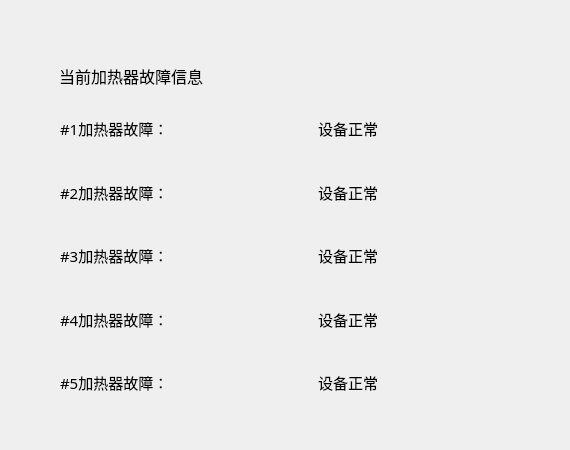
This is cheaterfaultinfo.ui in samier958/heaterClient as Qt 5 draws it before an edit. The edited form follows.
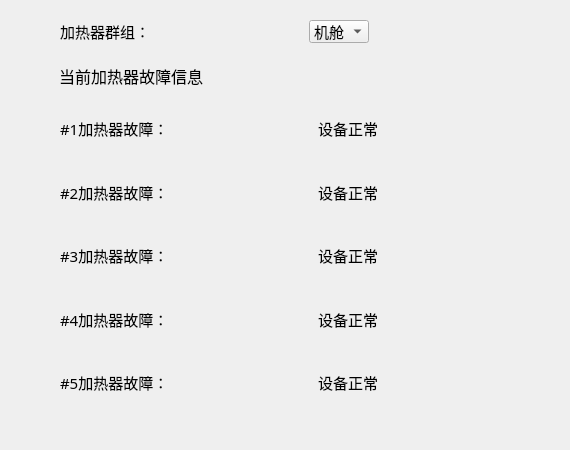
This is the edited form.

Commit message: Add a heater group to the client.

```diff
--- a/cheaterfaultinfo.ui
+++ b/cheaterfaultinfo.ui
@@ -208,6 +208,77 @@
     </item>
    </layout>
   </widget>
+  <widget class="QWidget" name="layoutWidget_2">
+   <property name="geometry">
+    <rect>
+     <x>60</x>
+     <y>20</y>
+     <width>461</width>
+     <height>23</height>
+    </rect>
+   </property>
+   <layout class="QHBoxLayout" name="horizontalLayout_2">
+    <item>
+     <widget class="QLabel" name="label_6">
+      <property name="font">
+       <font>
+        <family>宋体</family>
+        <pointsize>11</pointsize>
+       </font>
+      </property>
+      <property name="text">
+       <string>加热器群组：</string>
+      </property>
+     </widget>
+    </item>
+    <item>
+     <spacer name="horizontalSpacer_3">
+      <property name="orientation">
+       <enum>Qt::Horizontal</enum>
+      </property>
+      <property name="sizeHint" stdset="0">
+       <size>
+        <width>40</width>
+        <height>20</height>
+       </size>
+      </property>
+     </spacer>
+    </item>
+    <item>
+     <widget class="QComboBox" name="heaterGroupSwith">
+      <property name="font">
+       <font>
+        <family>宋体</family>
+        <pointsize>11</pointsize>
+       </font>
+      </property>
+      <item>
+       <property name="text">
+        <string>机舱</string>
+       </property>
+      </item>
+      <item>
+       <property name="text">
+        <string>塔底</string>
+       </property>
+      </item>
+     </widget>
+    </item>
+    <item>
+     <spacer name="horizontalSpacer_4">
+      <property name="orientation">
+       <enum>Qt::Horizontal</enum>
+      </property>
+      <property name="sizeHint" stdset="0">
+       <size>
+        <width>40</width>
+        <height>20</height>
+       </size>
+      </property>
+     </spacer>
+    </item>
+   </layout>
+  </widget>
   <zorder>layoutWidget</zorder>
   <zorder>label_11</zorder>
  </widget>
```
Left out of the diff: 1 changed line with no effect on the pictures. The commit also changes 15 other files.
